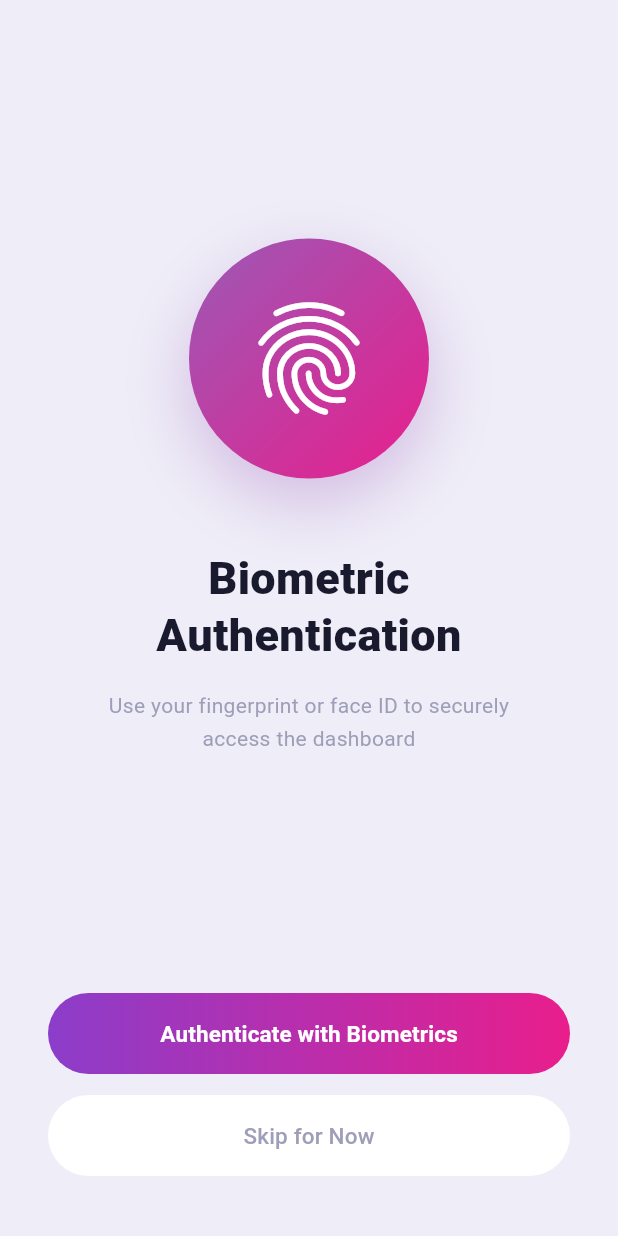
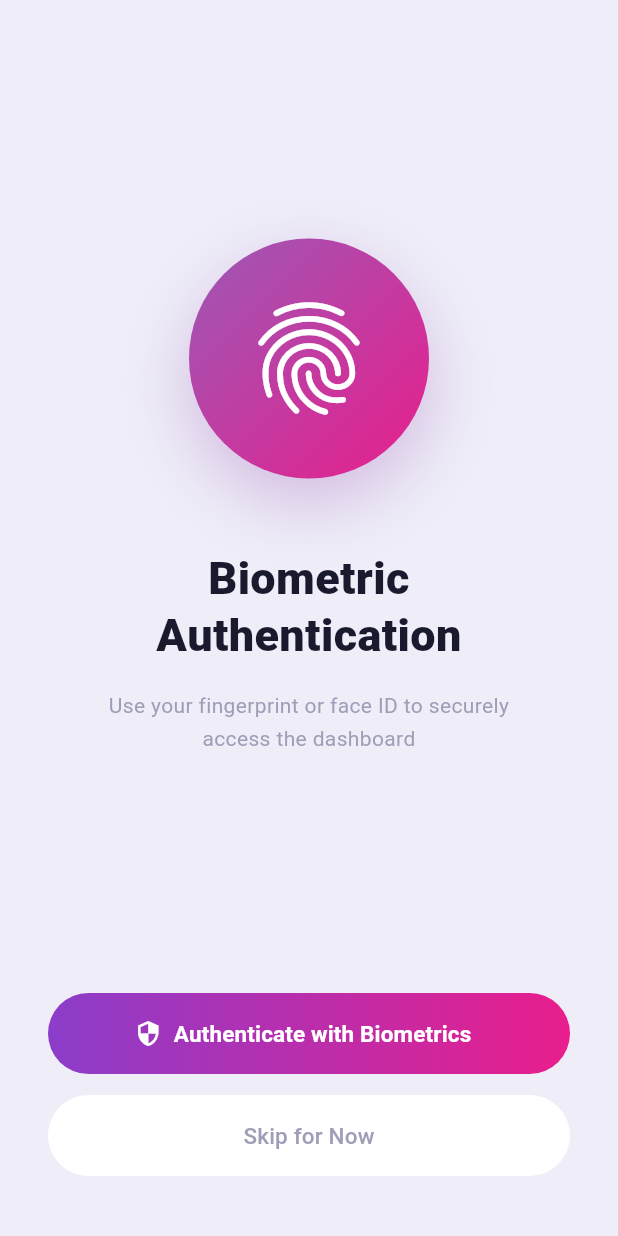
Before and after one commit to MphephuSamuel/labnet_guardian, a Flutter app: the BiometricScreen screen opened directly, on a phone screen of 412 x 824 dp. Run offline on Flutter 3.47's test engine with Material 3 defaults, Android fonts, the phone set to English and light mode, and no system bars; our stand-ins replace firebase_auth, firebase_core, fl_chart, flutter_dotenv, flutter_secure_storage, local_auth and 2 more; accounts and stored records are empty.

Commit message:
biometrics

```diff
--- a/lib/screens/biometric_screen.dart
+++ b/lib/screens/biometric_screen.dart
@@ -1,8 +1,73 @@
+
 import 'package:flutter/material.dart';
-import 'authentication_screen.dart';
+import 'package:local_auth/local_auth.dart';
+import '../services/biometric_service.dart';
+import '../screens/authentication_screen.dart';
+import '../layout/main_layout.dart';
 
-class BiometricScreen extends StatelessWidget {
+class BiometricScreen extends StatefulWidget {
   const BiometricScreen({super.key});
+
+  @override
+  State<BiometricScreen> createState() => _BiometricScreenState();
+}
+
+class _BiometricScreenState extends State<BiometricScreen> {
+  final BiometricService _biometricService = BiometricService();
+  bool _isLoading = false;
+  String? _errorMessage;
+  List<BiometricType> _availableBiometrics = [];
+
+  @override
+  void initState() {
+    super.initState();
+    _loadAvailableBiometrics();
+  }
+
+  Future<void> _loadAvailableBiometrics() async {
+    final biometrics = await _biometricService.getAvailableBiometrics();
+    if (mounted) {
+      setState(() => _availableBiometrics = biometrics);
+    }
+  }
+
+  bool get _hasFaceID => _availableBiometrics.contains(BiometricType.face);
+  bool get _hasFingerprint =>
+      _availableBiometrics.contains(BiometricType.fingerprint) ||
+      _availableBiometrics.contains(BiometricType.strong);
+
+  Future<void> _authenticate() async {
+    setState(() {
+      _isLoading = true;
+      _errorMessage = null;
+    });
+
+    final BiometricResult result =
+        await _biometricService.authenticateWithBiometrics();
+
+    if (!mounted) return;
+
+    setState(() => _isLoading = false);
+
+    if (result.success) {
+      Navigator.pushReplacement(
+        context,
+        MaterialPageRoute(builder: (_) => const AuthSuccessScreen()),
+      );
+    } else {
+      setState(() {
+        _errorMessage =
+            result.errorMessage ?? 'Biometric authentication failed';
+      });
+    }
+  }
+
+  void _skip() {
+    Navigator.pushReplacement(
+      context,
+      MaterialPageRoute(builder: (_) => const MainLayout(initialIndex: 0)),
+    );
+  }
 
   @override
   Widget build(BuildContext context) {
@@ -17,7 +82,7 @@ class BiometricScreen extends StatelessWidget {
             children: [
               const Spacer(),
 
-              // ── Fingerprint Icon Circle ──
+              // ── Icon: shows face or fingerprint based on availability ──
               Container(
                 width: 160,
                 height: 160,
@@ -36,8 +101,12 @@ class BiometricScreen extends StatelessWidget {
                     ),
                   ],
                 ),
-                child: const Icon(
-                  Icons.fingerprint,
+                child: Icon(
+                  _hasFaceID && _hasFingerprint
+                      ? Icons.security
+                      : _hasFaceID
+                          ? Icons.face_retouching_natural
+                          : Icons.fingerprint,
                   size: 90,
                   color: Colors.white,
                 ),
@@ -72,62 +141,67 @@ class BiometricScreen extends StatelessWidget {
 
               const Spacer(),
 
-              // ── Authenticate Button ──
-              SizedBox(
-                width: double.infinity,
-                height: 54,
-                child: DecoratedBox(
-                  decoration: BoxDecoration(
-                    gradient: const LinearGradient(
-                      colors: [Color(0xFF8B3DCA), Color(0xFFE91E8C)],
-                      begin: Alignment.centerLeft,
-                      end: Alignment.centerRight,
-                    ),
-                    borderRadius: BorderRadius.circular(50),
-                  ),
-                  child: ElevatedButton(
-                    onPressed: () {
-                      Navigator.push(
-                        context,
-                        MaterialPageRoute(
-                          builder: (_) => const AuthSuccessScreen(),
-                        ),
-                      );
-                    },
-                    style: ElevatedButton.styleFrom(
-                      backgroundColor: Colors.transparent,
-                      shadowColor: Colors.transparent,
-                      shape: RoundedRectangleBorder(
-                        borderRadius: BorderRadius.circular(50),
-                      ),
-                    ),
-                    child: const Text(
-                      'Authenticate with Biometrics',
-                      style: TextStyle(
-                        fontSize: 15,
-                        fontWeight: FontWeight.bold,
-                        color: Colors.white,
-                      ),
+              // ── Error Message ──
+              if (_errorMessage != null)
+                Padding(
+                  padding: const EdgeInsets.only(bottom: 16),
+                  child: Text(
+                    _errorMessage!,
+                    textAlign: TextAlign.center,
+                    style: const TextStyle(
+                      fontSize: 13,
+                      color: Colors.redAccent,
                     ),
                   ),
                 ),
-              ),
 
-              const SizedBox(height: 14),
+              // ── Fingerprint Button (shown if available) ──
+              if (_hasFingerprint) ...[
+                _buildGradientButton(
+                  icon: Icons.fingerprint,
+                  label: 'Use Fingerprint',
+                  onPressed: _isLoading ? null : _authenticate,
+                ),
+                const SizedBox(height: 14),
+              ],
+
+              // ── Face ID Button (shown if available) ──
+              if (_hasFaceID) ...[
+                _buildGradientButton(
+                  icon: Icons.face_retouching_natural,
+                  label: 'Use Face ID',
+                  onPressed: _isLoading ? null : _authenticate,
+                ),
+                const SizedBox(height: 14),
+              ],
+
+              // ── Fallback if no biometrics detected yet ──
+              if (!_hasFingerprint && !_hasFaceID) ...[
+                _buildGradientButton(
+                  icon: Icons.security,
+                  label: 'Authenticate with Biometrics',
+                  onPressed: _isLoading ? null : _authenticate,
+                ),
+                const SizedBox(height: 14),
+              ],
+
+              // ── Loading indicator ──
+              if (_isLoading)
+                const Padding(
+                  padding: EdgeInsets.only(bottom: 14),
+                  child: CircularProgressIndicator(
+                    valueColor: AlwaysStoppedAnimation<Color>(
+                      Color(0xFF9B59B6),
+                    ),
+                  ),
+                ),
 
               // ── Skip for Now Button ──
               SizedBox(
                 width: double.infinity,
                 height: 54,
                 child: ElevatedButton(
-                  onPressed: () {
-                    Navigator.push(
-                      context,
-                      MaterialPageRoute(
-                        builder: (_) => const AuthSuccessScreen(),
-                      ),
-                    );
-                  },
+                  onPressed: _isLoading ? null : _skip,
                   style: ElevatedButton.styleFrom(
                     backgroundColor: Colors.white,
                     shadowColor: Colors.transparent,
@@ -154,4 +228,44 @@ class BiometricScreen extends StatelessWidget {
       ),
     );
   }
+
+  Widget _buildGradientButton({
+    required IconData icon,
+    required String label,
+    required VoidCallback? onPressed,
+  }) {
+    return SizedBox(
+      width: double.infinity,
+      height: 54,
+      child: DecoratedBox(
+        decoration: BoxDecoration(
+          gradient: const LinearGradient(
+            colors: [Color(0xFF8B3DCA), Color(0xFFE91E8C)],
+            begin: Alignment.centerLeft,
+            end: Alignment.centerRight,
+          ),
+          borderRadius: BorderRadius.circular(50),
+        ),
+        child: ElevatedButton.icon(
+          onPressed: onPressed,
+          icon: Icon(icon, color: Colors.white),
+          label: Text(
+            label,
+            style: const TextStyle(
+              fontSize: 15,
+              fontWeight: FontWeight.bold,
+              color: Colors.white,
+            ),
+          ),
+          style: ElevatedButton.styleFrom(
+            backgroundColor: Colors.transparent,
+            shadowColor: Colors.transparent,
+            shape: RoundedRectangleBorder(
+              borderRadius: BorderRadius.circular(50),
+            ),
+          ),
+        ),
+      ),
+    );
+  }
 }
--- a/pubspec.yaml
+++ b/pubspec.yaml
@@ -44,6 +44,7 @@ dependencies:
   provider: ^6.1.5+1
   firebase_auth: ^4.17.8
   flutter_secure_storage: ^9.0.0
+  local_auth: ^2.3.0
 
 dev_dependencies:
   flutter_test:
```
Also changed, not shown: lib/services/auth_service.dart (+27 -0 lines), lib/services/biometric_service.dart (added, +173 -0 lines), pubspec.lock, 5 other files.
